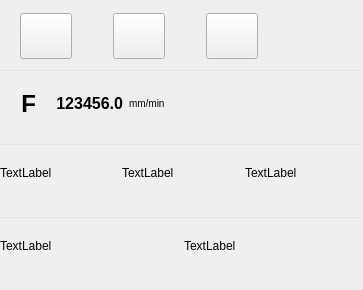
DandiacalMonkey/ltp, file client/operationpanel.ui: the form before one commit.
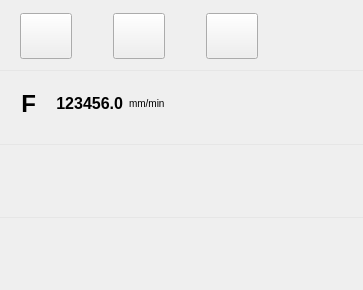
The form after the commit. Custom widgets are drawn as their Qt base class.

```diff
--- a/client/operationpanel.ui
+++ b/client/operationpanel.ui
@@ -219,21 +219,21 @@
          <item>
           <widget class="QLabel" name="label_5">
            <property name="text">
-            <string>TextLabel</string>
+            <string/>
            </property>
           </widget>
          </item>
          <item>
           <widget class="QLabel" name="label_4">
            <property name="text">
-            <string>TextLabel</string>
+            <string/>
            </property>
           </widget>
          </item>
          <item>
           <widget class="QLabel" name="label_3">
            <property name="text">
-            <string>TextLabel</string>
+            <string> </string>
            </property>
           </widget>
          </item>
@@ -266,14 +266,14 @@
          <item>
           <widget class="QLabel" name="label_2">
            <property name="text">
-            <string>TextLabel</string>
+            <string/>
            </property>
           </widget>
          </item>
          <item>
           <widget class="QLabel" name="label">
            <property name="text">
-            <string>TextLabel</string>
+            <string/>
            </property>
           </widget>
          </item>
```
